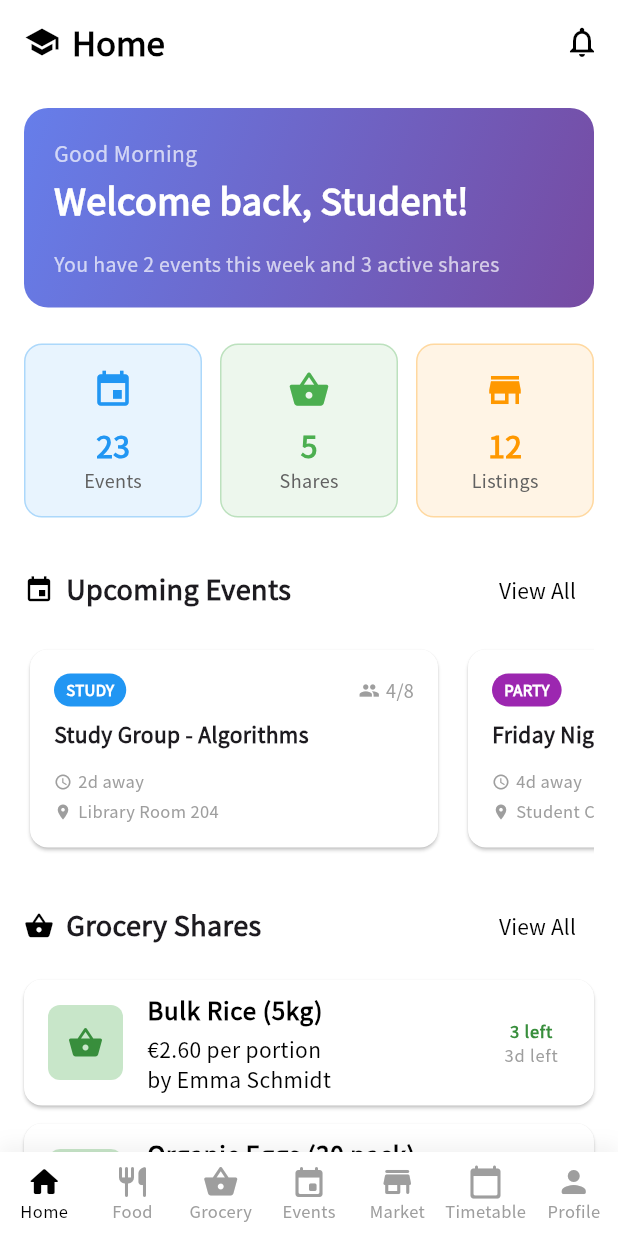
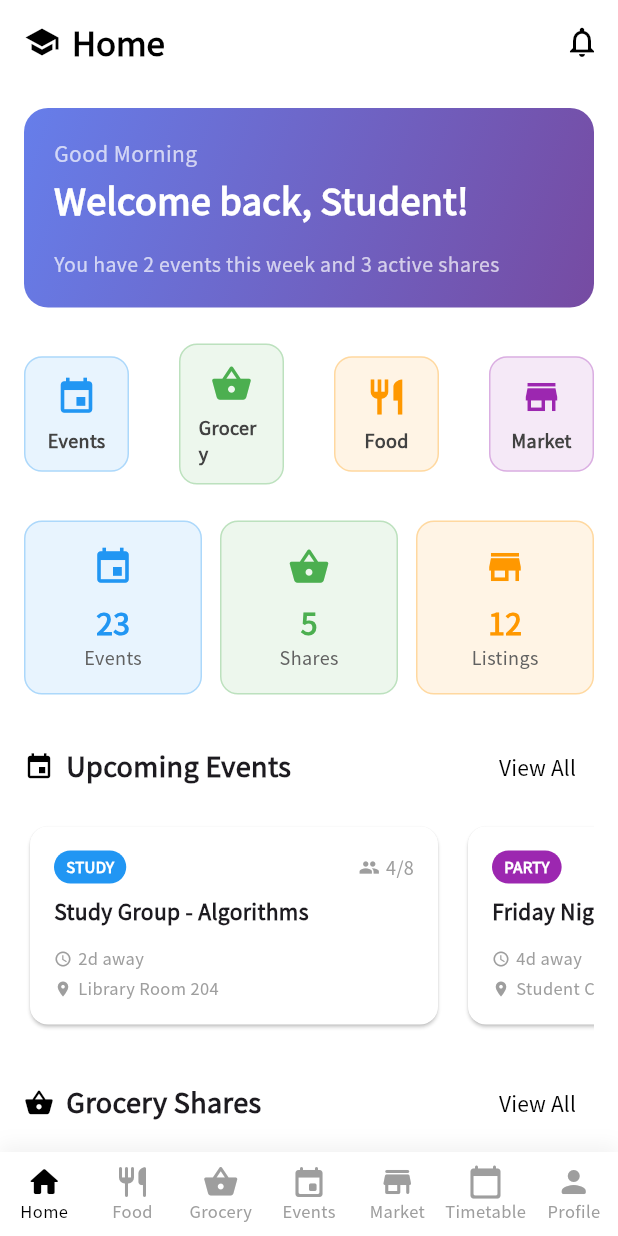
Before and after one commit to kimpeter2018/StuFe, a Flutter app: the HomeLayout screen opened by its route, on a phone screen of 412 x 824 dp. Run offline on Flutter 3.47's test engine with Material 3 defaults, Android fonts, the phone set to English and light mode, and no system bars; our stand-ins replace flutter_dotenv, flutter_riverpod, freezed_annotation, go_router, google_fonts, google_sign_in and 2 more; accounts and stored records are empty.

Commit message:
feat: update UI
remove food, grocery, event from bottom navigation bar and add navigation to them in home screen

```diff
--- a/lib/features/home/view/home_layout.dart
+++ b/lib/features/home/view/home_layout.dart
@@ -22,21 +22,15 @@ class _HomeLayoutState extends ConsumerState<HomeLayout> {
 
   static const List<Widget> _pages = [
     HomeScreen(),
-    FoodScreen(),
-    GroceryScreen(),
-    EventsScreen(),
+    TimetableScreen(),
     MarketplaceScreen(),
-    TimetableScreen(),
     SettingsPage(),
   ];
 
   static const List<String> _titles = [
     'Home',
-    'Food',
-    'Grocery Shares',
-    'Events',
+    'Timetable',
     'Marketplace',
-    'Timetable',
     'Settings',
   ];
 
--- a/lib/features/home/view/home_screen.dart
+++ b/lib/features/home/view/home_screen.dart
@@ -1,11 +1,14 @@
 import 'package:flutter/material.dart';
 import 'package:flutter_riverpod/flutter_riverpod.dart';
+import 'package:stufe/features/events/view/events_screen.dart';
+import 'package:stufe/features/food/view/food_screen.dart';
+import 'package:stufe/features/grocery/view/grocery_screen.dart';
+import 'package:stufe/features/marketplace/view/marketplace_screen.dart';
 import '../../../data/fake/fake_data.dart';
 
 class HomeScreen extends ConsumerWidget {
   const HomeScreen({super.key});
 
-  @override
   Widget build(BuildContext context, WidgetRef ref) {
     return RefreshIndicator(
       onRefresh: () async {
@@ -19,27 +22,47 @@ class HomeScreen extends ConsumerWidget {
 
           const SizedBox(height: 24),
 
+          // Quick Access Cards
+          _buildQuickAccessSection(context),
+
+          const SizedBox(height: 24),
+
           // Quick Stats
           _buildQuickStats(),
 
           const SizedBox(height: 24),
 
           // Upcoming Events Preview
-          _buildSectionHeader('Upcoming Events', Icons.event, () {}),
+          _buildSectionHeader('Upcoming Events', Icons.event, () {
+            Navigator.push(
+              context,
+              MaterialPageRoute(builder: (_) => const EventsScreen()),
+            );
+          }),
           const SizedBox(height: 12),
           _buildUpcomingEvents(),
 
           const SizedBox(height: 24),
 
           // Active Grocery Shares
-          _buildSectionHeader('Grocery Shares', Icons.shopping_basket, () {}),
+          _buildSectionHeader('Grocery Shares', Icons.shopping_basket, () {
+            Navigator.push(
+              context,
+              MaterialPageRoute(builder: (_) => const GroceryScreen()),
+            );
+          }),
           const SizedBox(height: 12),
           _buildGroceryShares(),
 
           const SizedBox(height: 24),
 
           // Popular Restaurants
-          _buildSectionHeader('Popular Near You', Icons.restaurant, () {}),
+          _buildSectionHeader('Popular Near You', Icons.restaurant, () {
+            Navigator.push(
+              context,
+              MaterialPageRoute(builder: (_) => const FoodScreen()),
+            );
+          }),
           const SizedBox(height: 12),
           _buildRestaurants(),
 
@@ -393,6 +416,85 @@ class HomeScreen extends ConsumerWidget {
     );
   }
 
+  Widget _buildQuickAccessSection(BuildContext context) {
+    return Row(
+      mainAxisAlignment: MainAxisAlignment.spaceBetween,
+      children: [
+        _buildQuickAccessCard(
+          context,
+          icon: Icons.event,
+          label: 'Events',
+          color: Colors.blue,
+          navigateTo: const EventsScreen(),
+        ),
+        _buildQuickAccessCard(
+          context,
+          icon: Icons.shopping_basket,
+          label: 'Grocery',
+          color: Colors.green,
+          navigateTo: const GroceryScreen(),
+        ),
+        _buildQuickAccessCard(
+          context,
+          icon: Icons.restaurant,
+          label: 'Food',
+          color: Colors.orange,
+          navigateTo: const FoodScreen(),
+        ),
+        _buildQuickAccessCard(
+          context,
+          icon: Icons.store,
+          label: 'Market',
+          color: Colors.purple,
+          navigateTo: const MarketplaceScreen(),
+        ),
+      ],
+    );
+  }
+
+  Widget _buildQuickAccessCard(
+    BuildContext context, {
+    required IconData icon,
+    required String label,
+    required Color color,
+    Widget? navigateTo,
+  }) {
+    return GestureDetector(
+      onTap: navigateTo == null
+          ? null
+          : () {
+              Navigator.push(
+                context,
+                MaterialPageRoute(builder: (_) => navigateTo),
+              );
+            },
+      child: Container(
+        width: 70,
+        padding: const EdgeInsets.all(12),
+        decoration: BoxDecoration(
+          color: color.withOpacity(0.1),
+          borderRadius: BorderRadius.circular(12),
+          border: Border.all(color: color.withOpacity(0.3)),
+        ),
+        child: Column(
+          mainAxisSize: MainAxisSize.min,
+          children: [
+            Icon(icon, color: color, size: 28),
+            const SizedBox(height: 6),
+            Text(
+              label,
+              style: TextStyle(
+                fontSize: 12,
+                fontWeight: FontWeight.w600,
+                color: Colors.grey[800],
+              ),
+            ),
+          ],
+        ),
+      ),
+    );
+  }
+
   Widget _buildMarketplaceItems() {
     return Column(
       children: FakeData.listings.take(2).map((listing) {
```
